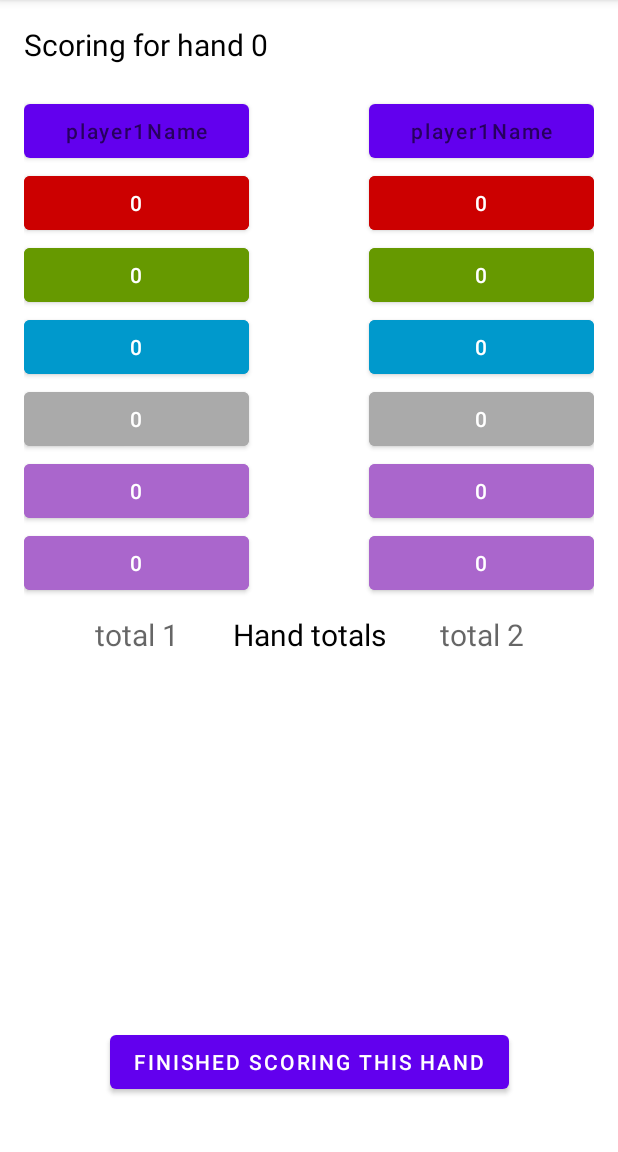
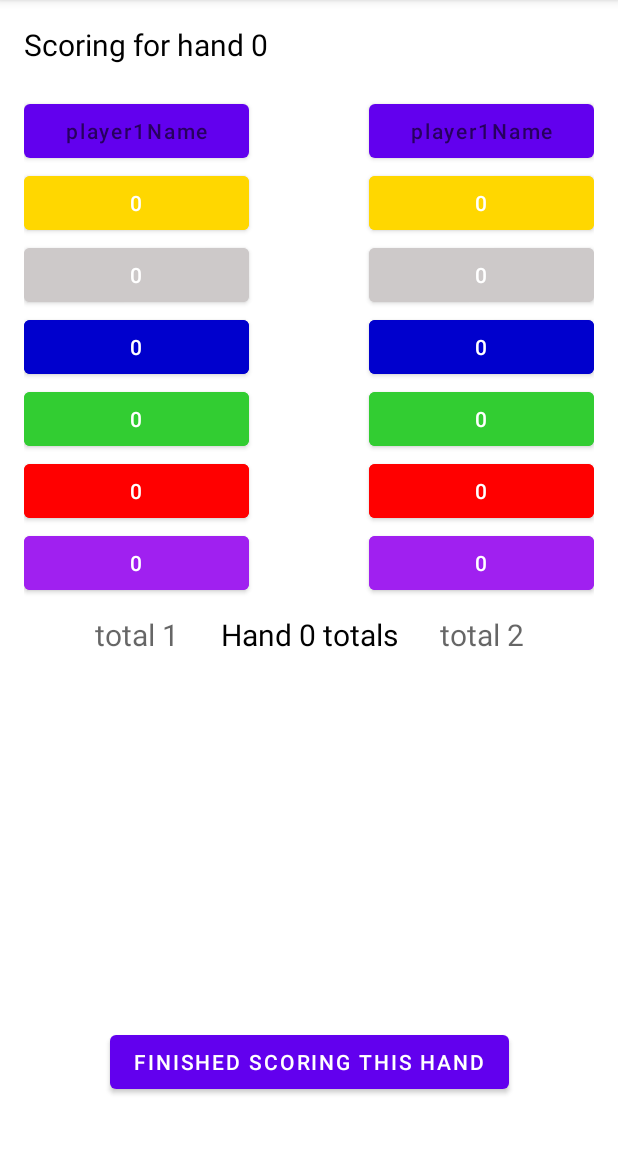
Before and after one commit to StellarsJayNorthwest/LostCities, an Android app: the HandScoringActivity screen opened directly, with no data from a screen before it, on a phone screen of 412 x 824 dp, the part 84-1236 px from its top. Run offline under Robolectric (Android 15) with nearby library versions, the phone set to English and light mode, and no system bars.

Commit message:
Colors and minor layout improvements

```diff
--- a/app/src/main/java/com/example/lostcitiesscorecalculator/HandScoringActivity.kt
+++ b/app/src/main/java/com/example/lostcitiesscorecalculator/HandScoringActivity.kt
@@ -66,6 +66,7 @@ class HandScoringActivity : AppCompatActivity() {
         assert(this.hand != 0)
 
         binding.handTitle.setText("Scoring for hand $hand")
+        binding.handTotalsTitle.setText("Hand $hand totals")
 
         this.player1SingleScoringButtons = mapOf(
             binding.player1Red to SingleColorScoring(this.hand, player1Name, "red"),
--- a/app/src/main/res/layout/activity_main.xml
+++ b/app/src/main/res/layout/activity_main.xml
@@ -119,7 +119,7 @@
         android:text=""
         android:hint="total 1"
         android:gravity="center"
-        android:layout_marginTop="10dp"
+        android:layout_marginTop="40dp"
         app:layout_constraintStart_toStartOf="parent"
         app:layout_constraintTop_toBottomOf="@id/player1hand3"
         android:textColor="@color/black"
@@ -128,7 +128,7 @@
     <TextView
         android:layout_width="150dp"
         android:layout_height="wrap_content"
-        android:text="Total score"
+        android:text="Total scores"
         android:gravity="center"
         app:layout_constraintStart_toStartOf="parent"
         app:layout_constraintEnd_toEndOf="parent"
@@ -150,10 +150,9 @@
 
     <TextView
         android:id="@+id/finalResult"
-        android:layout_width="150dp"
+        android:layout_width="wrap_content"
         android:layout_height="wrap_content"
-        android:text=""
-        android:hint="Final result text!"
+        android:text="Tap purple buttons to set player names. Tap a red button to enter scores for a hand. May the best player win!"
         android:gravity="center"
         android:layout_marginTop="50dp"
         app:layout_constraintTop_toBottomOf="@id/player1Total"
--- a/app/src/main/res/layout/hand_scoring_activity.xml
+++ b/app/src/main/res/layout/hand_scoring_activity.xml
@@ -29,8 +29,8 @@
         android:hint="player1Name"  />
 
     <Button
-        android:id="@+id/player1Red"
-        android:backgroundTint="@android:color/holo_red_dark"
+        android:id="@+id/player1Yellow"
+        android:backgroundTint="@color/lc_yellow_bright"
         app:layout_constraintStart_toStartOf="parent"
         app:layout_constraintTop_toBottomOf="@id/player1Name"
         android:layout_width="150dp"
@@ -38,17 +38,35 @@
         android:text="0"/>
 
     <Button
-        android:id="@+id/player1Green"
-        android:backgroundTint="@android:color/holo_green_dark"
+        android:id="@+id/player1White"
+        android:backgroundTint="@color/lc_white_bright"
         app:layout_constraintStart_toStartOf="parent"
-        app:layout_constraintTop_toBottomOf="@id/player1Red"
+        app:layout_constraintTop_toBottomOf="@id/player1Yellow"
         android:layout_width="150dp"
         android:layout_height="wrap_content"
         android:text="0"/>
 
     <Button
         android:id="@+id/player1Blue"
-        android:backgroundTint="@android:color/holo_blue_dark"
+        android:backgroundTint="@color/lc_blue_bright"
+        app:layout_constraintStart_toStartOf="parent"
+        app:layout_constraintTop_toBottomOf="@id/player1White"
+        android:layout_width="150dp"
+        android:layout_height="wrap_content"
+        android:text="0"/>
+
+    <Button
+        android:id="@+id/player1Green"
+        android:backgroundTint="@color/lc_green_bright"
+        app:layout_constraintStart_toStartOf="parent"
+        app:layout_constraintTop_toBottomOf="@id/player1Blue"
+        android:layout_width="150dp"
+        android:layout_height="wrap_content"
+        android:text="0"/>
+
+    <Button
+        android:id="@+id/player1Red"
+        android:backgroundTint="@color/lc_red_bright"
         app:layout_constraintStart_toStartOf="parent"
         app:layout_constraintTop_toBottomOf="@id/player1Green"
         android:layout_width="150dp"
@@ -56,28 +74,10 @@
         android:text="0"/>
 
     <Button
-        android:id="@+id/player1White"
-        android:backgroundTint="@android:color/darker_gray"
+        android:id="@+id/player1Purple"
+        android:backgroundTint="@color/lc_purple_bright"
         app:layout_constraintStart_toStartOf="parent"
-        app:layout_constraintTop_toBottomOf="@id/player1Blue"
-        android:layout_width="150dp"
-        android:layout_height="wrap_content"
-        android:text="0"/>
-
-    <Button
-        android:id="@+id/player1Yellow"
-        android:backgroundTint="@android:color/holo_purple"
-        app:layout_constraintStart_toStartOf="parent"
-        app:layout_constraintTop_toBottomOf="@id/player1White"
-        android:layout_width="150dp"
-        android:layout_height="wrap_content"
-        android:text="0"/>
-
-    <Button
-        android:id="@+id/player1Purple"
-        android:backgroundTint="@android:color/holo_purple"
-        app:layout_constraintStart_toStartOf="parent"
-        app:layout_constraintTop_toBottomOf="@id/player1Yellow"
+        app:layout_constraintTop_toBottomOf="@id/player1Red"
         android:layout_width="150dp"
         android:layout_height="wrap_content"
         android:text="0"/>
@@ -92,8 +92,8 @@
         android:hint="player1Name"  />
 
     <Button
-        android:id="@+id/player2Red"
-        android:backgroundTint="@android:color/holo_red_dark"
+        android:id="@+id/player2Yellow"
+        android:backgroundTint="@color/lc_yellow_bright"
         app:layout_constraintEnd_toEndOf="parent"
         app:layout_constraintTop_toBottomOf="@id/player2Name"
         android:layout_width="150dp"
@@ -101,17 +101,35 @@
         android:text="0"/>
 
     <Button
-        android:id="@+id/player2Green"
-        android:backgroundTint="@android:color/holo_green_dark"
+        android:id="@+id/player2White"
+        android:backgroundTint="@color/lc_white_bright"
         app:layout_constraintEnd_toEndOf="parent"
-        app:layout_constraintTop_toBottomOf="@id/player2Red"
+        app:layout_constraintTop_toBottomOf="@id/player2Yellow"
         android:layout_width="150dp"
         android:layout_height="wrap_content"
         android:text="0"/>
 
     <Button
         android:id="@+id/player2Blue"
-        android:backgroundTint="@android:color/holo_blue_dark"
+        android:backgroundTint="@color/lc_blue_bright"
+        app:layout_constraintEnd_toEndOf="parent"
+        app:layout_constraintTop_toBottomOf="@id/player2White"
+        android:layout_width="150dp"
+        android:layout_height="wrap_content"
+        android:text="0"/>
+
+    <Button
+        android:id="@+id/player2Green"
+        android:backgroundTint="@color/lc_green_bright"
+        app:layout_constraintEnd_toEndOf="parent"
+        app:layout_constraintTop_toBottomOf="@id/player2Blue"
+        android:layout_width="150dp"
+        android:layout_height="wrap_content"
+        android:text="0"/>
+
+    <Button
+        android:id="@+id/player2Red"
+        android:backgroundTint="@color/lc_red_bright"
         app:layout_constraintEnd_toEndOf="parent"
         app:layout_constraintTop_toBottomOf="@id/player2Green"
         android:layout_width="150dp"
@@ -119,28 +137,10 @@
         android:text="0"/>
 
     <Button
-        android:id="@+id/player2White"
-        android:backgroundTint="@android:color/darker_gray"
+        android:id="@+id/player2Purple"
+        android:backgroundTint="@color/lc_purple_bright"
         app:layout_constraintEnd_toEndOf="parent"
-        app:layout_constraintTop_toBottomOf="@id/player2Blue"
-        android:layout_width="150dp"
-        android:layout_height="wrap_content"
-        android:text="0"/>
-
-    <Button
-        android:id="@+id/player2Yellow"
-        android:backgroundTint="@android:color/holo_purple"
-        app:layout_constraintEnd_toEndOf="parent"
-        app:layout_constraintTop_toBottomOf="@id/player2White"
-        android:layout_width="150dp"
-        android:layout_height="wrap_content"
-        android:text="0"/>
-
-    <Button
-        android:id="@+id/player2Purple"
-        android:backgroundTint="@android:color/holo_purple"
-        app:layout_constraintEnd_toEndOf="parent"
-        app:layout_constraintTop_toBottomOf="@id/player2Yellow"
+        app:layout_constraintTop_toBottomOf="@id/player2Red"
         android:layout_width="150dp"
         android:layout_height="wrap_content"
         android:text="0"/>
@@ -161,9 +161,11 @@
         android:textSize="20sp" />
 
     <TextView
+        android:id="@+id/handTotalsTitle"
         android:layout_width="150dp"
         android:layout_height="wrap_content"
-        android:text="Hand totals"
+        android:text=""
+        android:hint="Hand N totals"
         android:gravity="center"
         app:layout_constraintStart_toStartOf="parent"
         app:layout_constraintEnd_toEndOf="parent"
--- a/app/src/main/res/values/colors.xml
+++ b/app/src/main/res/values/colors.xml
@@ -8,7 +8,16 @@
     <color name="black">#FF000000</color>
     <color name="white">#FFFFFFFF</color>
 
-    <!-- Bright colors are used on scoring to indicate selection. Else use darks. -->
     <color name="lc_yellow_dark">#ffdaa520</color>
     <color name="lc_yellow_bright">#ffffd700</color>
+    <color name="lc_white_dark">#ff8b8989</color>
+    <color name="lc_white_bright">#ffcdc9c9</color>
+    <color name="lc_blue_dark">#ff000080</color>
+    <color name="lc_blue_bright">#ff0000cd</color>
+    <color name="lc_green_dark">#ff006400</color>
+    <color name="lc_green_bright">#ff32cd32</color>
+    <color name="lc_red_dark">#ffff4500</color>
+    <color name="lc_red_bright">#ffff0000</color>
+    <color name="lc_purple_dark">#ff9400d3</color>
+    <color name="lc_purple_bright">#ffa020f0</color>
 </resources>
```
